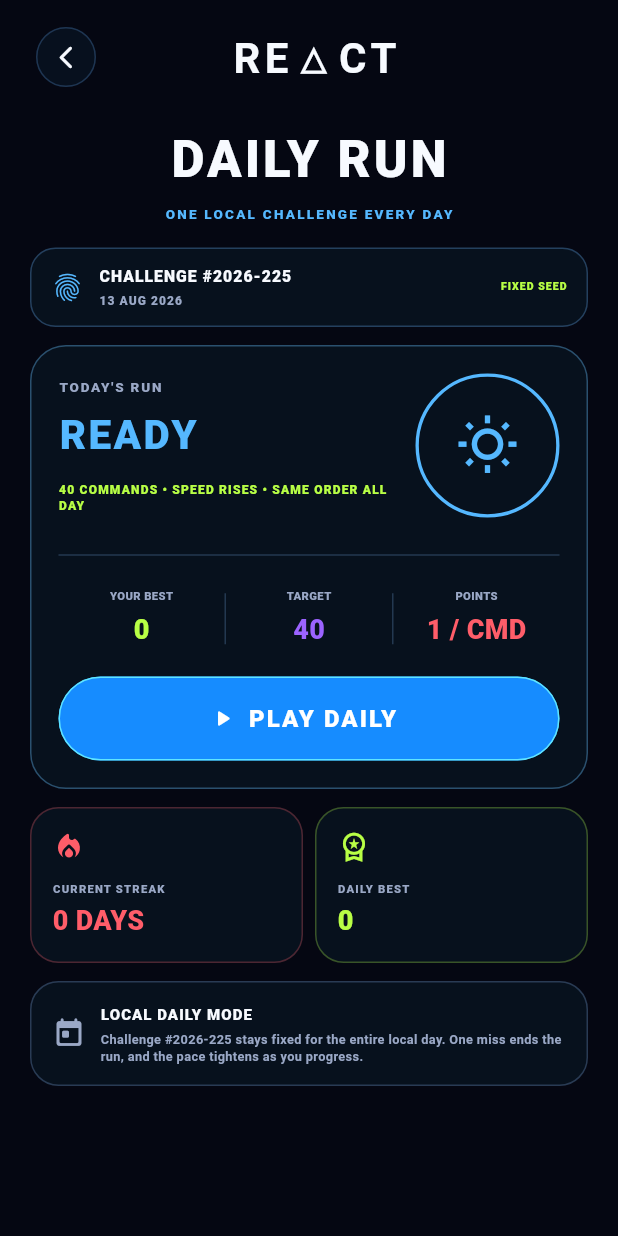
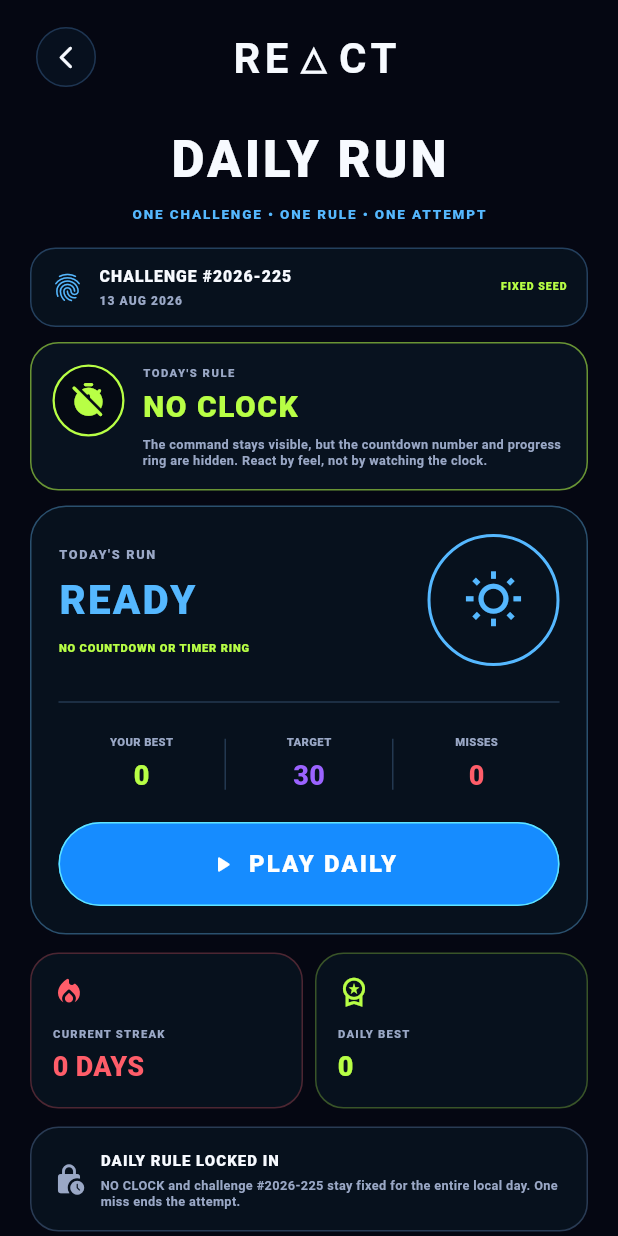
Before and after one commit to imdavidj13-droid/react, a Flutter app: the DailyScreen screen opened directly, on a phone screen of 412 x 824 dp. Run offline on Flutter 3.47's test engine with Material 3 defaults, Android fonts, the light colour scheme and no system bars; our stand-ins replace shared_preferences; missing offline and left inert: flame; accounts and stored records are empty.

Commit message:
Present rotating Daily modifier rules

```diff
--- a/lib/features/daily/presentation/daily_screen.dart
+++ b/lib/features/daily/presentation/daily_screen.dart
@@ -65,17 +65,22 @@ class _DailyScreenState extends State<DailyScreen> {
                       ),
                       const SizedBox(height: 5),
                       const Text(
-                        'ONE LOCAL CHALLENGE EVERY DAY',
+                        'ONE CHALLENGE • ONE RULE • ONE ATTEMPT',
                         style: TextStyle(
                           color: ReactColors.electricBlueBright,
                           fontSize: 9,
                           fontWeight: FontWeight.w900,
-                          letterSpacing: 1.5,
+                          letterSpacing: 1.25,
                         ),
                       ),
                       const SizedBox(height: 16),
                       _ChallengeIdentity(challenge: state.challenge),
-                      const SizedBox(height: 12),
+                      const SizedBox(height: 10),
+                      _ModifierCard(
+                        modifier: state.challenge.modifier,
+                        compact: narrow,
+                      ),
+                      const SizedBox(height: 10),
                       _ChallengeCard(
                         state: state,
                         narrow: narrow,
@@ -253,6 +258,90 @@ class _ChallengeIdentity extends StatelessWidget {
   }
 }
 
+class _ModifierCard extends StatelessWidget {
+  const _ModifierCard({required this.modifier, required this.compact});
+
+  final DailyModifier modifier;
+  final bool compact;
+
+  IconData get _icon => switch (modifier) {
+        DailyModifier.lightsOut => Icons.visibility_off_rounded,
+        DailyModifier.surge => Icons.bolt_rounded,
+        DailyModifier.noClock => Icons.timer_off_rounded,
+      };
+
+  Color get _color => switch (modifier) {
+        DailyModifier.lightsOut => ReactColors.purple,
+        DailyModifier.surge => ReactColors.coral,
+        DailyModifier.noClock => ReactColors.lime,
+      };
+
+  @override
+  Widget build(BuildContext context) {
+    return Container(
+      width: double.infinity,
+      padding: EdgeInsets.all(compact ? 12 : 14),
+      decoration: BoxDecoration(
+        color: const Color(0xFF08121F),
+        borderRadius: BorderRadius.circular(19),
+        border: Border.all(color: _color.withValues(alpha: .55)),
+      ),
+      child: Row(
+        crossAxisAlignment: CrossAxisAlignment.start,
+        children: [
+          Container(
+            width: compact ? 42 : 48,
+            height: compact ? 42 : 48,
+            decoration: BoxDecoration(
+              shape: BoxShape.circle,
+              color: const Color(0xFF050A13),
+              border: Border.all(color: _color, width: 1.5),
+            ),
+            child: Icon(_icon, color: _color, size: compact ? 22 : 25),
+          ),
+          const SizedBox(width: 12),
+          Expanded(
+            child: Column(
+              crossAxisAlignment: CrossAxisAlignment.start,
+              children: [
+                const Text(
+                  "TODAY'S RULE",
+                  style: TextStyle(
+                    color: ReactColors.textSecondary,
+                    fontSize: 7.5,
+                    fontWeight: FontWeight.w900,
+                    letterSpacing: 1,
+                  ),
+                ),
+                const SizedBox(height: 3),
+                Text(
+                  modifier.label,
+                  style: TextStyle(
+                    color: _color,
+                    fontSize: compact ? 18 : 20,
+                    fontWeight: FontWeight.w900,
+                    letterSpacing: 1,
+                  ),
+                ),
+                const SizedBox(height: 4),
+                Text(
+                  modifier.description,
+                  style: const TextStyle(
+                    color: ReactColors.textSecondary,
+                    fontSize: 8.5,
+                    height: 1.35,
+                    fontWeight: FontWeight.w700,
+                  ),
+                ),
+              ],
+            ),
+          ),
+        ],
+      ),
+    );
+  }
+}
+
 class _ChallengeCard extends StatelessWidget {
   const _ChallengeCard({
     required this.state,
@@ -281,9 +370,6 @@ class _ChallengeCard extends StatelessWidget {
       ),
       child: Column(
         children: [
-          if (narrow)
-            Column(
-              children: [
           Row(
             children: [
               Expanded(
@@ -304,17 +390,29 @@ class _ChallengeCard extends StatelessWidget {
                       status,
                       style: TextStyle(
                         color: statusColor,
-                              fontSize: 24,
+                        fontSize: narrow ? 24 : 27,
                         fontWeight: FontWeight.w900,
                         letterSpacing: 1.4,
+                      ),
+                    ),
+                    const SizedBox(height: 8),
+                    Text(
+                      state.challenge.modifier.shortRule,
+                      style: const TextStyle(
+                        color: ReactColors.lime,
+                        fontSize: 7.4,
+                        height: 1.25,
+                        fontWeight: FontWeight.w900,
+                        letterSpacing: .55,
                       ),
                     ),
                   ],
                 ),
               ),
+              const SizedBox(width: 10),
               Container(
-                      width: 72,
-                      height: 72,
+                width: narrow ? 68 : 88,
+                height: narrow ? 68 : 88,
                 decoration: BoxDecoration(
                   shape: BoxShape.circle,
                   border: Border.all(
@@ -327,89 +425,14 @@ class _ChallengeCard extends StatelessWidget {
                       ? Icons.check_rounded
                       : Icons.wb_sunny_outlined,
                   color: ReactColors.electricBlueBright,
-                        size: 34,
+                  size: narrow ? 32 : 40,
                 ),
               ),
             ],
           ),
-                const SizedBox(height: 10),
-                const Align(
-                  alignment: Alignment.centerLeft,
-                  child: Text(
-                    '40 COMMANDS • SPEED RISES • SAME ORDER ALL DAY',
-                    style: TextStyle(
-                      color: ReactColors.lime,
-                      fontSize: 7.4,
-                      fontWeight: FontWeight.w900,
-                      letterSpacing: .55,
-                    ),
-                  ),
-                ),
-              ],
-            )
-          else
-            Row(
-              children: [
-                Expanded(
-                  child: Column(
-                    crossAxisAlignment: CrossAxisAlignment.start,
-                    children: [
-                      const Text(
-                        "TODAY'S RUN",
-                        style: TextStyle(
-                          color: ReactColors.textSecondary,
-                          fontSize: 9,
-                          fontWeight: FontWeight.w900,
-                          letterSpacing: 1.2,
-                        ),
-                      ),
-                      const SizedBox(height: 6),
-                      Text(
-                        status,
-                        style: TextStyle(
-                          color: statusColor,
-                          fontSize: 27,
-                          fontWeight: FontWeight.w900,
-                          letterSpacing: 1.6,
-                        ),
-                      ),
-                      const SizedBox(height: 12),
-                      const Text(
-                        '40 COMMANDS • SPEED RISES • SAME ORDER ALL DAY',
-                        style: TextStyle(
-                          color: ReactColors.lime,
-                          fontSize: 8,
-                          fontWeight: FontWeight.w900,
-                          letterSpacing: .8,
-                        ),
-                      ),
-                    ],
-                  ),
-                ),
-                const SizedBox(width: 12),
-                Container(
-                  width: 96,
-                  height: 96,
-                  decoration: BoxDecoration(
-                    shape: BoxShape.circle,
-                    border: Border.all(
-                      color: ReactColors.electricBlueBright,
-                      width: 2.2,
-                    ),
-                  ),
-                  child: Icon(
-                    state.playedToday
-                        ? Icons.check_rounded
-                        : Icons.wb_sunny_outlined,
-                    color: ReactColors.electricBlueBright,
-                    size: 42,
-                  ),
-                ),
-              ],
-            ),
-          SizedBox(height: narrow ? 12 : 17),
+          SizedBox(height: narrow ? 12 : 16),
           const Divider(color: Color(0xFF233850)),
-          SizedBox(height: narrow ? 10 : 14),
+          SizedBox(height: narrow ? 10 : 13),
           Row(
             children: [
               Expanded(
@@ -423,15 +446,15 @@ class _ChallengeCard extends StatelessWidget {
               const Expanded(
                 child: _Metric(
                   label: 'TARGET',
-                  value: '40',
+                  value: '30',
                   color: ReactColors.purple,
                 ),
               ),
               const _Divider(),
               const Expanded(
                 child: _Metric(
-                  label: 'POINTS',
-                  value: '1 / CMD',
+                  label: 'MISSES',
+                  value: '0',
                   color: ReactColors.coral,
                 ),
               ),
@@ -484,10 +507,10 @@ class _LocalDailyInfo extends StatelessWidget {
 
   @override
   Widget build(BuildContext context) {
-    final title = playedToday ? 'NEXT CHALLENGE TOMORROW' : 'LOCAL DAILY MODE';
+    final title = playedToday ? 'NEXT CHALLENGE TOMORROW' : 'DAILY RULE LOCKED IN';
     final detail = playedToday
-        ? 'Challenge #${challenge.id} is locked. A new ID and command order unlock at local midnight.'
-        : 'Challenge #${challenge.id} stays fixed for the entire local day. One miss ends the run, and the pace tightens as you progress.';
+        ? 'Challenge #${challenge.id} is locked. A new sequence and gameplay rule unlock at local midnight.'
+        : '${challenge.modifier.label} and challenge #${challenge.id} stay fixed for the entire local day. One miss ends the attempt.';
 
     return Container(
       width: double.infinity,
@@ -500,7 +523,7 @@ class _LocalDailyInfo extends StatelessWidget {
       child: Row(
         children: [
           Icon(
-            playedToday ? Icons.schedule_rounded : Icons.today_rounded,
+            playedToday ? Icons.schedule_rounded : Icons.lock_clock_rounded,
             color: playedToday ? ReactColors.lime : ReactColors.textSecondary,
             size: 22,
           ),
```
Lines whose indentation alone changed are shown as unchanged.
